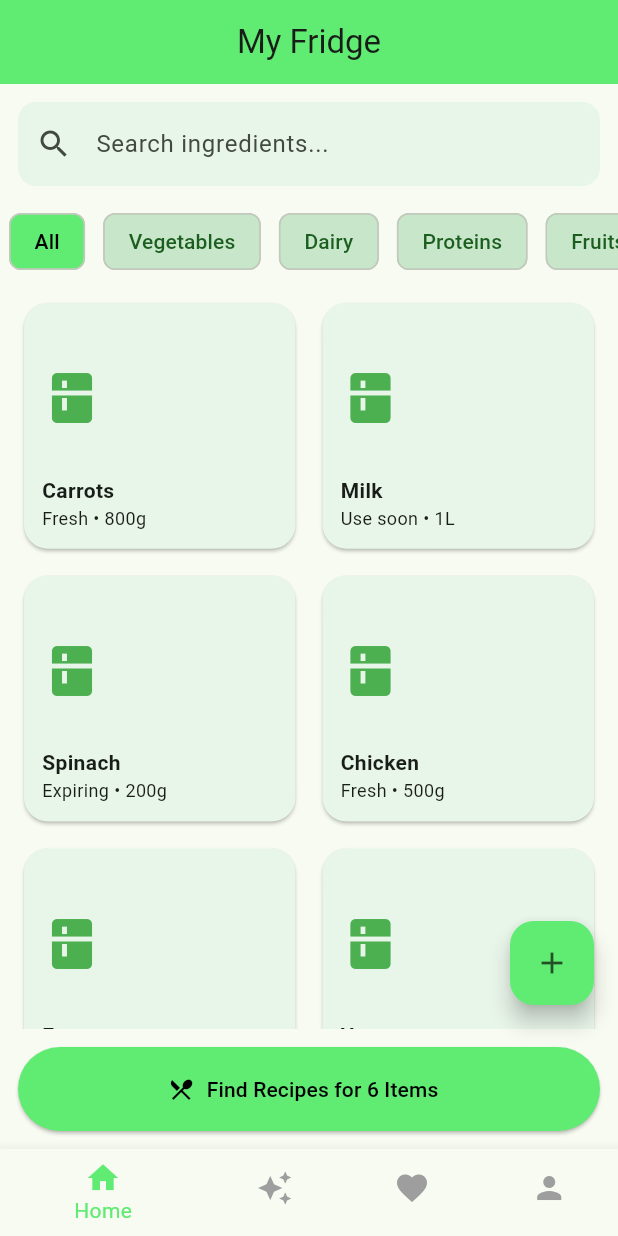
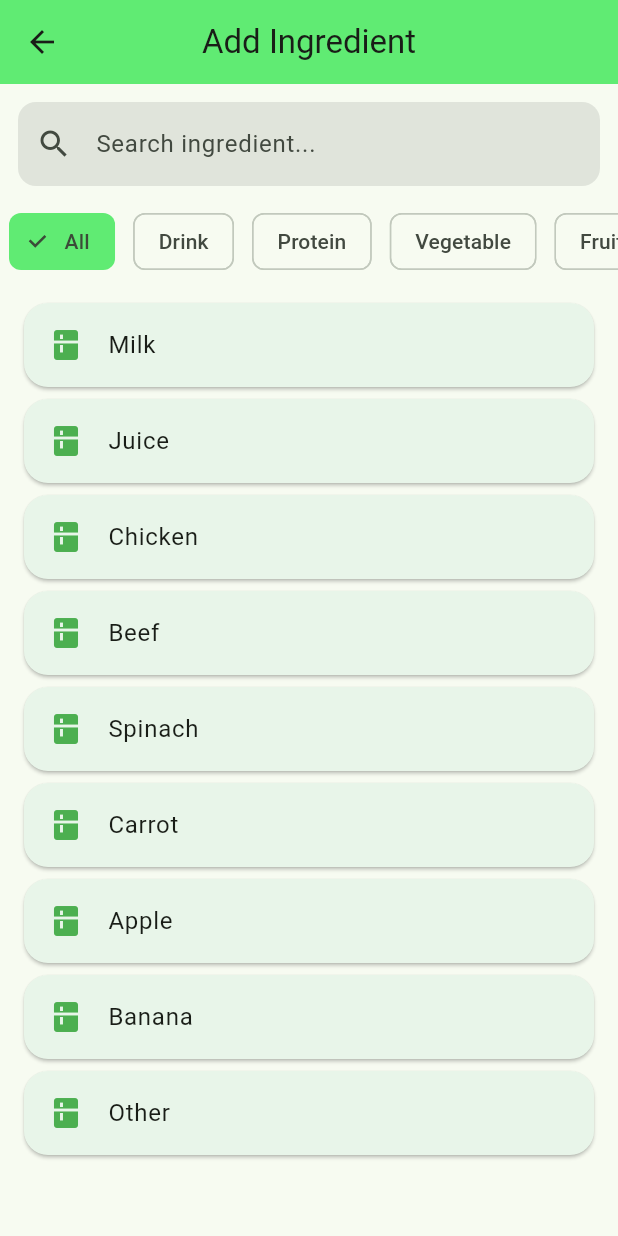
Before and after one commit to aommoa-76/food-fridge-app, a Flutter app: the screen it shows after launch, after a tap on the "add" icon, on a phone screen of 412 x 824 dp. Run offline on Flutter 3.47's test engine with Material 3 defaults, Android fonts, the phone set to English and light mode, and no system bars; network calls fail.

Commit message:
edit add page

```diff
--- /dev/null
+++ b/lib/features/add_ingredient/add_ingredient_page.dart
@@ -0,0 +1,235 @@
+import 'package:flutter/material.dart';
+
+class AddIngredientPage extends StatefulWidget {
+  const AddIngredientPage({super.key});
+
+  @override
+  State<AddIngredientPage> createState() => _AddIngredientPageState();
+}
+
+class _AddIngredientPageState extends State<AddIngredientPage> {
+  static const primaryGreen = Color(0xFF60EB73);
+
+  final TextEditingController _searchController = TextEditingController();
+
+  String selectedCategory = "All";
+
+  final categories = ["All", "Drink", "Protein", "Vegetable", "Fruit", "Other"];
+
+  final ingredients = [
+    {"name": "Milk", "category": "Drink", "Date": 7},
+    {"name": "Juice", "category": "Drink"},
+    {"name": "Chicken", "category": "Protein", "Date": 3},
+    {"name": "Beef", "category": "Protein"},
+    {"name": "Spinach", "category": "Vegetable", "Date": 5},
+    {"name": "Carrot", "category": "Vegetable"},
+    {"name": "Apple", "category": "Fruit", "Date": 10},
+    {"name": "Banana", "category": "Fruit"},
+    {"name": "Other", "category": "Other"},
+  ];
+
+  List get filteredIngredients {
+    return ingredients.where((item) {
+      final matchCategory =
+          selectedCategory == "All" || item["category"] == selectedCategory;
+
+      final matchSearch = (item["name"] as String)
+        .toLowerCase()
+        .contains(_searchController.text.toLowerCase());
+
+
+      return matchCategory && matchSearch;
+    }).toList();
+  }
+
+  @override
+  Widget build(BuildContext context) {
+    return Scaffold(
+      appBar: AppBar(
+        title: const Text("Add Ingredient"),
+        backgroundColor: primaryGreen,
+      ),
+      body: Column(
+        children: [
+          _buildSearch(),
+          _buildCategories(),
+          Expanded(child: _buildIngredientList()),
+        ],
+      ),
+    );
+  }
+
+  // 🔍 SEARCH
+  Widget _buildSearch() {
+    return Padding(
+      padding: const EdgeInsets.all(12),
+      child: TextField(
+        controller: _searchController,
+        onChanged: (_) => setState(() {}),
+        decoration: InputDecoration(
+          hintText: "Search ingredient...",
+          prefixIcon: const Icon(Icons.search),
+          filled: true,
+          border: OutlineInputBorder(
+            borderRadius: BorderRadius.circular(12),
+            borderSide: BorderSide.none,
+          ),
+        ),
+      ),
+    );
+  }
+
+  // 🏷️ CATEGORY CHIPS
+  Widget _buildCategories() {
+    return SizedBox(
+      height: 50,
+      child: ListView.builder(
+        scrollDirection: Axis.horizontal,
+        itemCount: categories.length,
+        itemBuilder: (context, i) {
+          final cat = categories[i];
+          final selected = cat == selectedCategory;
+
+          return Padding(
+            padding: const EdgeInsets.symmetric(horizontal: 6),
+            child: ChoiceChip(
+              label: Text(cat),
+              selected: selected,
+              onSelected: (_) {
+                setState(() => selectedCategory = cat);
+              },
+              selectedColor: primaryGreen,
+            ),
+          );
+        },
+      ),
+    );
+  }
+
+  // 🧊 INGREDIENT LIST
+  Widget _buildIngredientList() {
+    return ListView.builder(
+      padding: const EdgeInsets.all(12),
+      itemCount: filteredIngredients.length,
+      itemBuilder: (context, i) {
+        final item = filteredIngredients[i];
+
+        return Card(
+          color: Colors.green.shade50,
+          shape: RoundedRectangleBorder(
+            borderRadius: BorderRadius.circular(16),
+          ),
+          child: ListTile(
+            leading: const Icon(Icons.kitchen, color: Colors.green),
+            title: Text(item["name"]),
+            onTap: () => _showIngredientBottomSheet(item),
+          ),
+        );
+      },
+    );
+  }
+
+  // 🍳 OPEN BOTTOM SHEET
+  void _showIngredientBottomSheet(Map item) {
+    showModalBottomSheet(
+      context: context,
+      isScrollControlled: true,
+      builder: (_) => _IngredientDetailSheet(item: item),
+    );
+  }
+}
+
+class _IngredientDetailSheet extends StatefulWidget {
+  final Map item;
+
+  const _IngredientDetailSheet({required this.item});
+
+  @override
+  State<_IngredientDetailSheet> createState() =>
+      _IngredientDetailSheetState();
+}
+
+class _IngredientDetailSheetState extends State<_IngredientDetailSheet> {
+  DateTime? expiryDate;
+
+  @override
+  void initState() {
+    super.initState();
+
+    // ⭐ AUTO CALCULATE IF HAS Date
+    if (widget.item.containsKey("Date")) {
+      final days = widget.item["Date"] as int;
+      expiryDate = DateTime.now().add(Duration(days: days));
+    }
+  }
+
+  @override
+  Widget build(BuildContext context) {
+    return Padding(
+      padding: const EdgeInsets.fromLTRB(16, 16, 16, 32),
+      child: Wrap(
+        children: [
+          Text(
+            widget.item["name"],
+            style: const TextStyle(
+              fontSize: 22,
+              fontWeight: FontWeight.bold,
+            ),
+          ),
+
+          const SizedBox(height: 20),
+
+          // 📅 Expiry picker
+          ListTile(
+            title: const Text("Expiry date"),
+            subtitle: Text(
+              expiryDate == null
+                  ? "Select date"
+                  : expiryDate.toString().split(" ")[0],
+            ),
+            trailing: const Icon(Icons.calendar_today),
+            onTap: _pickDate,
+          ),
+
+          // ⭐ hint if auto
+          if (widget.item.containsKey("Date"))
+            const Padding(
+              padding: EdgeInsets.only(left: 16),
+              child: Text(
+                "Auto calculated from shelf life (editable)",
+                style: TextStyle(fontSize: 12, color: Colors.grey),
+              ),
+            ),
+
+          const SizedBox(height: 24),
+
+          ElevatedButton(
+            style: ElevatedButton.styleFrom(
+              backgroundColor: const Color(0xFF60EB73),
+              foregroundColor: Colors.black,
+              minimumSize: const Size(double.infinity, 56),
+            ),
+            onPressed: () {
+              // TODO: save to fridge database
+              Navigator.pop(context);
+            },
+            child: const Text("Add to Fridge"),
+          ),
+        ],
+      ),
+    );
+  }
+
+  void _pickDate() async {
+    final picked = await showDatePicker(
+      context: context,
+      firstDate: DateTime.now(),
+      lastDate: DateTime(2100),
+      initialDate: expiryDate ?? DateTime.now(),
+    );
+
+    if (picked != null) {
+      setState(() => expiryDate = picked);
+    }
+  }
+}
--- a/lib/features/home/home_page.dart
+++ b/lib/features/home/home_page.dart
@@ -1,4 +1,5 @@
 import 'package:flutter/material.dart';
+import '../add_ingredient/add_ingredient_page.dart';
 
 class HomePage extends StatelessWidget {
   const HomePage({super.key});
@@ -32,9 +33,17 @@ class HomePage extends StatelessWidget {
       // ➕ Floating Add Button
       floatingActionButton: FloatingActionButton(
         backgroundColor: primaryGreen,
-        onPressed: () {},
+        onPressed: () {
+          Navigator.push(
+            context,
+            MaterialPageRoute(
+              builder: (_) => const AddIngredientPage(),
+            ),
+          );
+        },
         child: const Icon(Icons.add),
       ),
+
 
       // 🍳 Bottom Button
       bottomNavigationBar: Padding(
@@ -125,8 +134,21 @@ class HomePage extends StatelessWidget {
       ),
       itemCount: items.length,
       itemBuilder: (context, i) {
-        return Card(
-          color: Colors.green.shade50, // 💚 card เขียวอ่อน
+        return InkWell(
+          borderRadius: BorderRadius.circular(16),
+
+          /// ⭐ กดแล้วไปหน้า Add Ingredient
+          onTap: () {
+            Navigator.push(
+              context,
+              MaterialPageRoute(
+                builder: (_) => const AddIngredientPage(),
+              ),
+            );
+          },
+
+          child: Card(
+            color: Colors.green.shade50,
             shape: RoundedRectangleBorder(
               borderRadius: BorderRadius.circular(16),
             ),
@@ -136,8 +158,12 @@ class HomePage extends StatelessWidget {
                 crossAxisAlignment: CrossAxisAlignment.start,
                 children: [
                   const Expanded(
-                    child: Icon(Icons.kitchen,
-                        size: 40, color: Colors.green)),
+                    child: Icon(
+                      Icons.kitchen,
+                      size: 40,
+                      color: Colors.green,
+                    ),
+                  ),
                   Text(
                     items[i]["name"]!,
                     style: const TextStyle(fontWeight: FontWeight.bold),
@@ -149,6 +175,7 @@ class HomePage extends StatelessWidget {
                 ],
               ),
             ),
+          ),
         );
       },
     );
```
Lines whose indentation alone changed are shown as unchanged.
